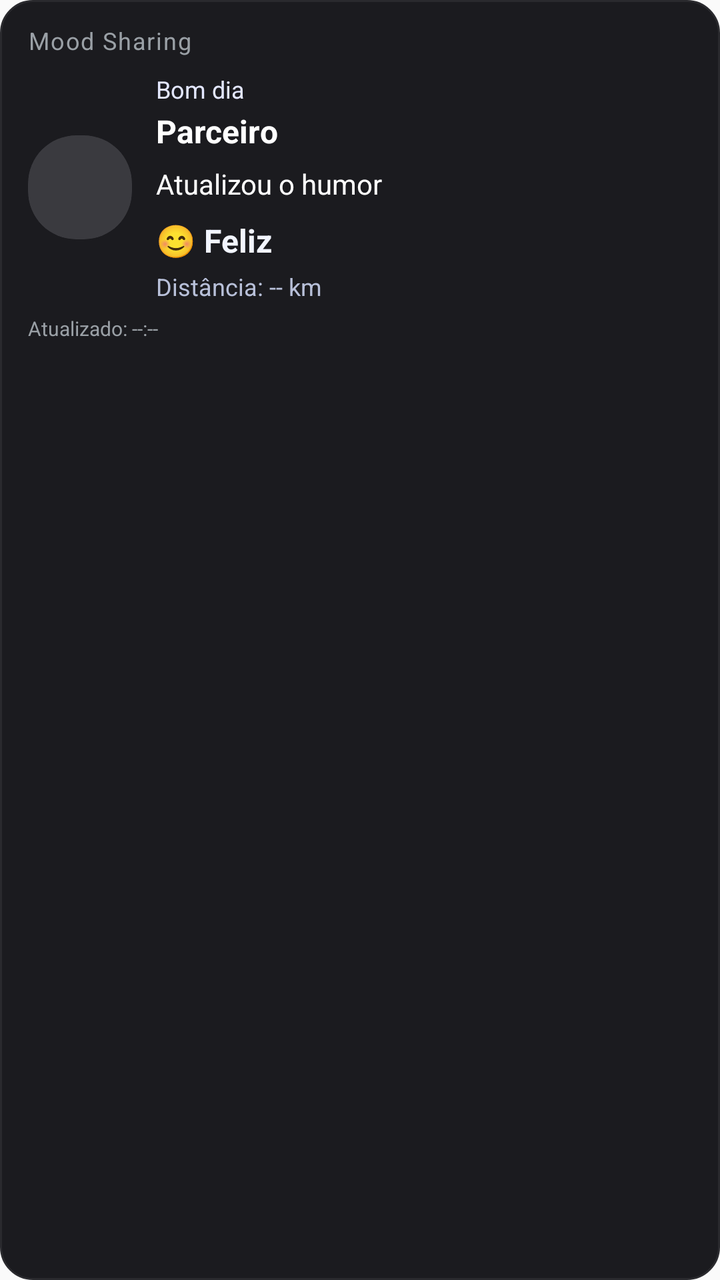
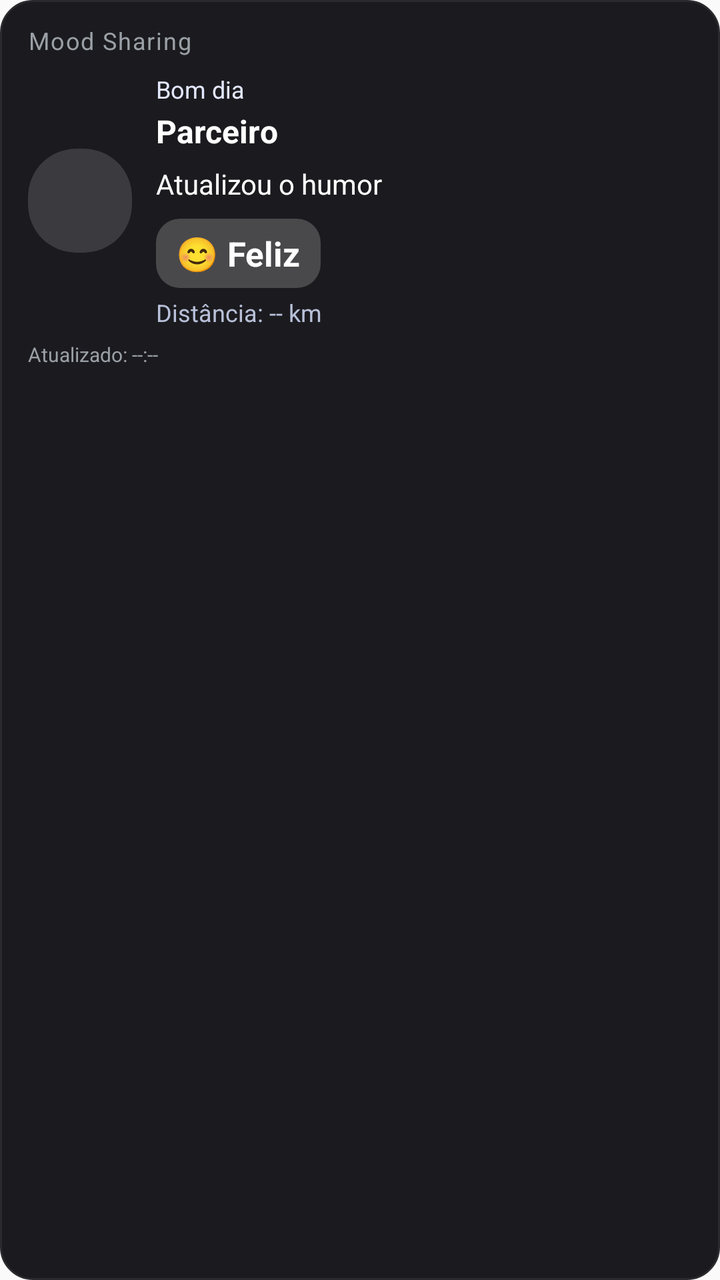

Before-and-after screenshots of an Android layout around one commit, followed by the original layout XML and the change that was made.
<!-- AndroidManifest.xml: application theme AppTheme -->
<!-- res/layout/mood_widget.xml -->
<?xml version="1.0" encoding="utf-8"?>
<LinearLayout xmlns:android="http://schemas.android.com/apk/res/android"
    android:id="@+id/widget_container"
    android:layout_width="match_parent"
    android:layout_height="match_parent"
    android:orientation="vertical"
    android:paddingTop="12dp"
    android:paddingLeft="14dp"
    android:paddingRight="14dp"
    android:paddingBottom="8dp"
    android:background="@drawable/widget_background">

    <TextView
        android:id="@+id/widget_title"
        android:layout_width="match_parent"
        android:layout_height="wrap_content"
        android:text="Mood Sharing"
        android:textSize="12sp"
        android:textColor="#9AA0A6"
        android:letterSpacing="0.05"
        android:layout_marginBottom="8dp" />

    <LinearLayout
        android:layout_width="match_parent"
        android:layout_height="wrap_content"
        android:orientation="horizontal"
        android:gravity="center_vertical">

        <ImageView
            android:id="@+id/widget_partner_photo"
            android:layout_width="52dp"
            android:layout_height="52dp"
            android:layout_marginEnd="12dp"
            android:scaleType="centerCrop"
            android:background="@drawable/widget_avatar_bg"
            android:clipToOutline="true"
            android:src="@drawable/widget_avatar_placeholder" />

        <LinearLayout
            android:layout_width="0dp"
            android:layout_height="wrap_content"
            android:layout_weight="1"
            android:orientation="vertical">

            <TextView
                android:id="@+id/widget_partner_greeting"
                android:layout_width="match_parent"
                android:layout_height="wrap_content"
                android:text="Bom dia"
                android:textSize="12sp"
                android:textColor="#E3E7FF" />

            <TextView
                android:id="@+id/widget_partner_name"
                android:layout_width="match_parent"
                android:layout_height="wrap_content"
                android:layout_marginTop="2dp"
                android:text="Parceiro"
                android:textSize="16sp"
                android:textStyle="bold"
                android:textColor="@android:color/white" />

            <TextView
                android:id="@+id/widget_partner_message"
                android:layout_width="match_parent"
                android:layout_height="wrap_content"
                android:layout_marginTop="6dp"
                android:text="Atualizou o humor"
                android:textSize="14sp"
                android:textColor="@android:color/white" />

            <TextView
                android:id="@+id/widget_partner_mood"
                android:layout_width="match_parent"
                android:layout_height="wrap_content"
                android:layout_marginTop="8dp"
                android:text="😊 Feliz"
                android:textSize="16sp"
                android:textStyle="bold"
                android:textColor="#F2F5FF" />

            <TextView
                android:id="@+id/widget_partner_distance"
                android:layout_width="match_parent"
                android:layout_height="wrap_content"
                android:layout_marginTop="4dp"
                android:text="Distância: -- km"
                android:textSize="12sp"
                android:textColor="#B8C0D9" />
        </LinearLayout>
    </LinearLayout>

    <TextView
        android:id="@+id/widget_updated_at"
        android:layout_width="match_parent"
        android:layout_height="wrap_content"
        android:layout_marginTop="6dp"
        android:text="Atualizado: --:--"
        android:textSize="10sp"
        android:textColor="#9AA0A6" />
</LinearLayout>
<!-- resources referenced by this layout -->
<resources>
  <!-- drawable widget_avatar_bg (drawable) -->
  <?xml version="1.0" encoding="utf-8"?>
  <shape xmlns:android="http://schemas.android.com/apk/res/android">
      <solid android:color="#2A2A2E" />
      <corners android:radius="24dp" />
  </shape>
  <!-- drawable widget_avatar_placeholder (drawable) -->
  <?xml version="1.0" encoding="utf-8"?>
  <shape xmlns:android="http://schemas.android.com/apk/res/android">
      <solid android:color="#3A3A3F" />
      <corners android:radius="24dp" />
  </shape>
  <!-- drawable widget_background (drawable) -->
  <?xml version="1.0" encoding="utf-8"?>
  <shape xmlns:android="http://schemas.android.com/apk/res/android">
      <solid android:color="#1B1B1F" />
      <stroke
          android:width="1dp"
          android:color="#2A2A2E" />
      <corners android:radius="16dp" />
  </shape>
  <style name="AppTheme" parent="Theme.AppCompat.DayNight.NoActionBar">
      <item name="android:enforceNavigationBarContrast" tools:targetApi="29">true</item>
      <item name="android:editTextBackground">@drawable/rn_edit_text_material</item>
      <item name="colorPrimary">@color/colorPrimary</item>
      <item name="android:statusBarColor">#0d1117</item>
    </style>
  <!-- drawable rn_edit_text_material (drawable) -->
  <?xml version="1.0" encoding="utf-8"?>
  <inset xmlns:android="http://schemas.android.com/apk/res/android"
         android:insetLeft="@dimen/abc_edit_text_inset_horizontal_material"
         android:insetRight="@dimen/abc_edit_text_inset_horizontal_material"
         android:insetTop="@dimen/abc_edit_text_inset_top_material"
         android:insetBottom="@dimen/abc_edit_text_inset_bottom_material"
         >
  
      <selector>
          
          <item android:state_enabled="false" android:drawable="@drawable/abc_textfield_default_mtrl_alpha"/>
          <item android:drawable="@drawable/abc_textfield_activated_mtrl_alpha"/>
      </selector>
  
  </inset>
  <color name="colorPrimary">#023c69</color>
</resources>

<!-- the commit's change to res/layout/mood_widget.xml (unified diff, before → after) -->
@@ -69,15 +69,26 @@
                 android:textSize="14sp"
                 android:textColor="@android:color/white" />
 
-            <TextView
-                android:id="@+id/widget_partner_mood"
-                android:layout_width="match_parent"
+            <LinearLayout
+                android:layout_width="wrap_content"
                 android:layout_height="wrap_content"
                 android:layout_marginTop="8dp"
-                android:text="😊 Feliz"
-                android:textSize="16sp"
-                android:textStyle="bold"
-                android:textColor="#F2F5FF" />
+                android:paddingLeft="10dp"
+                android:paddingRight="10dp"
+                android:paddingTop="6dp"
+                android:paddingBottom="6dp"
+                android:background="@drawable/widget_mood_focus"
+                android:orientation="horizontal">
+
+                <TextView
+                    android:id="@+id/widget_partner_mood"
+                    android:layout_width="wrap_content"
+                    android:layout_height="wrap_content"
+                    android:text="😊 Feliz"
+                    android:textSize="17sp"
+                    android:textStyle="bold"
+                    android:textColor="@android:color/white" />
+            </LinearLayout>
 
             <TextView
                 android:id="@+id/widget_partner_distance"
<!-- resource entries referenced after the edit -->
@@ -20,6 +20,13 @@
           android:width="1dp"
           android:color="#2A2A2E" />
       <corners android:radius="16dp" />
+  </shape>
+  <!-- drawable widget_mood_focus (drawable) -->
+  <?xml version="1.0" encoding="utf-8"?>
+  <shape xmlns:android="http://schemas.android.com/apk/res/android"
+      android:shape="rectangle">
+      <solid android:color="#33FFFFFF" />
+      <corners android:radius="12dp" />
   </shape>
   <style name="AppTheme" parent="Theme.AppCompat.DayNight.NoActionBar">
       <item name="android:enforceNavigationBarContrast" tools:targetApi="29">true</item>
